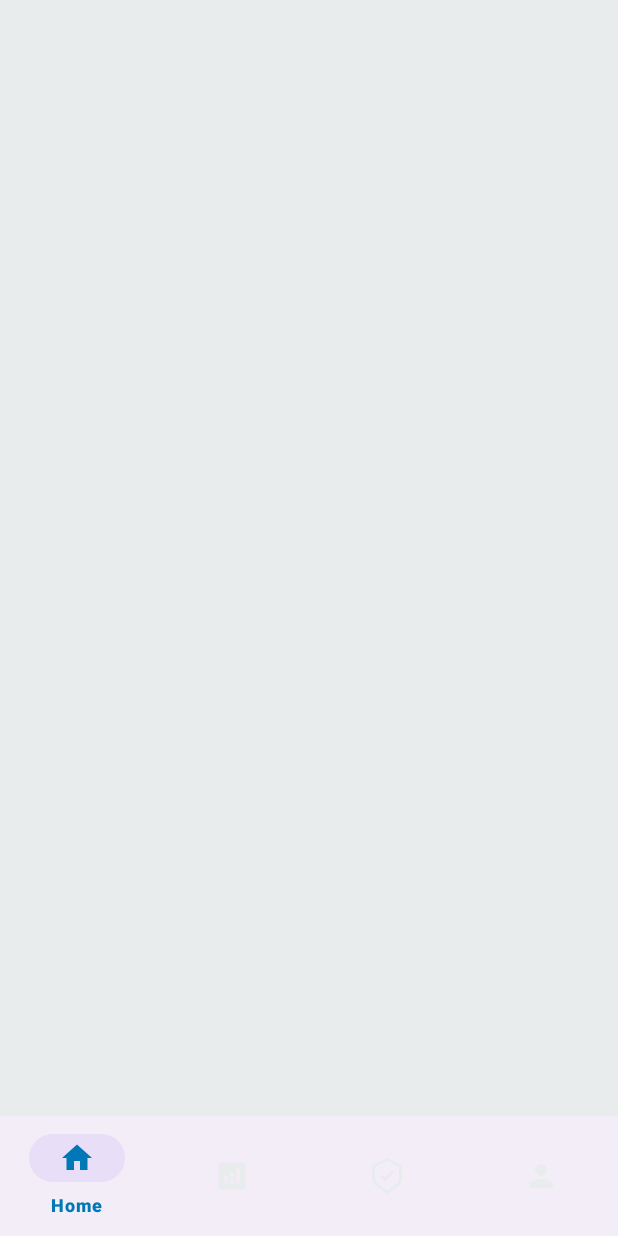
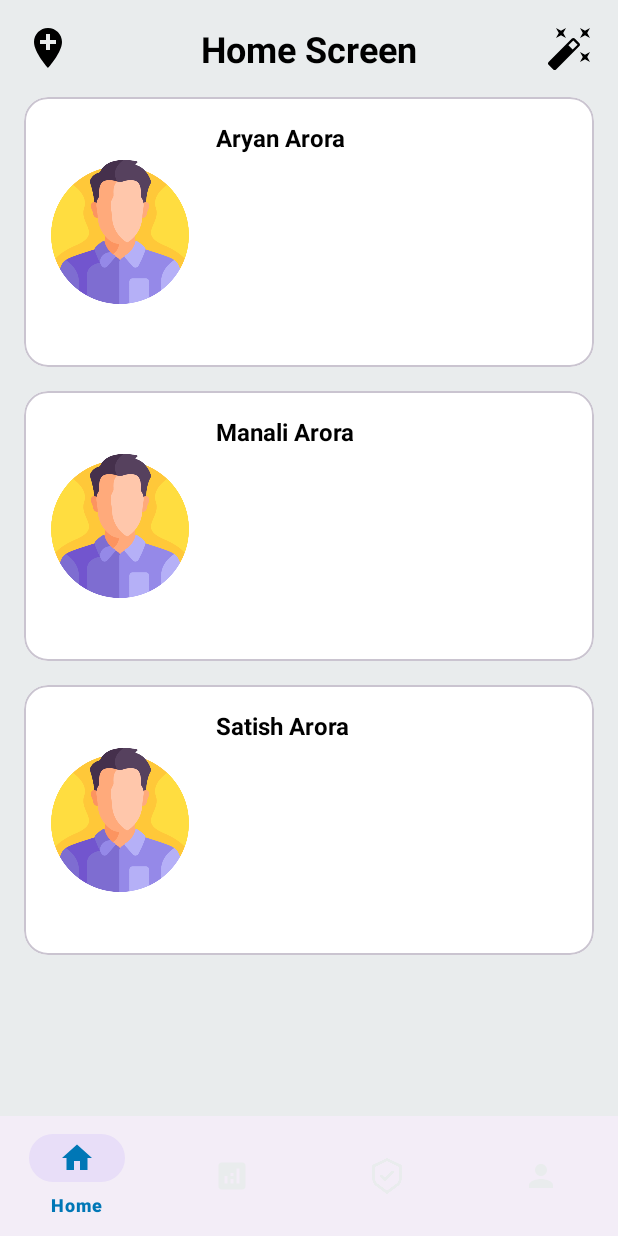
Before and after one commit to AryanArora0033/FamSafe, an Android app: the screen it shows after launch (MainActivity), on a phone screen of 412 x 824 dp. Run offline under Robolectric (Android 15) with nearby library versions, the phone set to English and light mode, and no system bars.

Commit message:
recyclerview

```diff
--- a/app/src/main/java/com/example/famsafe/HomeFragment.kt
+++ b/app/src/main/java/com/example/famsafe/HomeFragment.kt
@@ -5,6 +5,8 @@ import androidx.fragment.app.Fragment
 import android.view.LayoutInflater
 import android.view.View
 import android.view.ViewGroup
+import androidx.recyclerview.widget.LinearLayoutManager
+import androidx.recyclerview.widget.RecyclerView
 
 
 class HomeFragment : Fragment() {
@@ -22,6 +24,20 @@ class HomeFragment : Fragment() {
         return inflater.inflate(R.layout.fragment_home, container, false)
     }
 
+    override fun onViewCreated(view: View, savedInstanceState: Bundle?) {
+        super.onViewCreated(view, savedInstanceState)
+        val listmembers= listOf<MemberModel>(
+            MemberModel("Aryan Arora"),
+            MemberModel("Manali Arora"),
+            MemberModel("Satish Arora"),
+
+        )
+        val adapter=MemberAdapter(listmembers)
+        val recyclerView=requireView().findViewById<RecyclerView>(R.id.recycler_view)
+        recyclerView.layoutManager=LinearLayoutManager(requireContext())
+        recyclerView.adapter=adapter
+    }
+
     companion object {
 
         fun newInstance() = HomeFragment()
--- /dev/null
+++ b/app/src/main/java/com/example/famsafe/MemberAdapter.kt
@@ -0,0 +1,32 @@
+package com.example.famsafe
+
+import android.view.LayoutInflater
+import android.view.View
+import android.view.ViewGroup
+import android.widget.ImageView
+import android.widget.TextView
+import androidx.recyclerview.widget.RecyclerView
+
+class MemberAdapter(private val listmembers: List<MemberModel>) : RecyclerView.Adapter<MemberAdapter.ViewHolder>() {
+    class ViewHolder(val item:View):RecyclerView.ViewHolder(item) {
+                val imageuser=item.findViewById<ImageView>(R.id.img_person)
+                val name=item.findViewById<TextView>(R.id.txt_person)
+
+    }
+
+    override fun onCreateViewHolder(parent: ViewGroup, viewType: Int): MemberAdapter.ViewHolder {
+           val inflater=LayoutInflater.from(parent.context)
+           val item =inflater.inflate(R.layout.item_member,parent,false)
+           return ViewHolder(item)
+
+    }
+
+    override fun onBindViewHolder(holder: MemberAdapter.ViewHolder, position: Int) {
+        val item=listmembers[position]
+        holder.name.text=item.name
+    }
+
+    override fun getItemCount(): Int {
+        return listmembers.size
+    }
+}
--- /dev/null
+++ b/app/src/main/java/com/example/famsafe/MemberModel.kt
@@ -0,0 +1,8 @@
+package com.example.famsafe
+
+import android.widget.ImageView
+
+data class MemberModel(
+
+    val name:String
+)
--- a/app/src/main/res/layout/fragment_home.xml
+++ b/app/src/main/res/layout/fragment_home.xml
@@ -35,5 +35,20 @@
         app:layout_constraintEnd_toEndOf="parent"
         app:layout_constraintTop_toTopOf="parent"
         android:src="@drawable/ic_threedots"/>
+    <androidx.recyclerview.widget.RecyclerView
+        android:id="@+id/recycler_view"
+        tools:listitem="@layout/item_member"
+        android:layout_width="match_parent"
+        android:layout_height="@dimen/dimen_0dp"
+        app:layout_constraintTop_toBottomOf="@id/title_2"
+        app:layout_constraintBottom_toBottomOf="parent"/>
+
+
+
+
+
+
+
+
 
 </androidx.constraintlayout.widget.ConstraintLayout>
--- /dev/null
+++ b/app/src/main/res/layout/item_member.xml
@@ -0,0 +1,39 @@
+<?xml version="1.0" encoding="utf-8"?>
+<androidx.constraintlayout.widget.ConstraintLayout xmlns:android="http://schemas.android.com/apk/res/android"
+    android:layout_width="match_parent"
+    android:layout_height="wrap_content"
+    xmlns:app="http://schemas.android.com/apk/res-auto">
+    <com.google.android.material.card.MaterialCardView
+        android:id="@+id/card"
+        android:layout_width="match_parent"
+        android:layout_height="@dimen/dimen_180dp"
+        app:layout_constraintTop_toTopOf="parent"
+        android:layout_margin="@dimen/dimen_16dp"
+        android:backgroundTint="@color/white "
+        app:cardCornerRadius="@dimen/dimen_16dp"
+        android:elevation="@dimen/dimen_16dp"/>
+    <ImageView
+        android:id="@+id/img_person"
+        android:layout_width="@dimen/dimen_96dp"
+        android:layout_height="@dimen/dimen_96dp"
+        android:src="@drawable/ic_photo"
+        app:layout_constraintTop_toTopOf="@id/card"
+        android:layout_margin="@dimen/dimen_16dp"
+        android:elevation="@dimen/dimen_16dp"
+        app:layout_constraintStart_toStartOf="@id/card"
+        app:layout_constraintBottom_toBottomOf="@id/card"
+        />
+    <TextView
+        android:layout_width="wrap_content"
+        android:layout_height="wrap_content"
+        android:id="@+id/txt_person"
+        android:text="Aryan Arora"
+        android:textSize="@dimen/dimen_16dp"
+        android:textStyle="bold"
+        app:layout_constraintTop_toTopOf="@id/card"
+        app:layout_constraintStart_toEndOf="@id/img_person"
+        android:elevation="@dimen/dimen_16dp"
+        android:textColor="@color/black"
+        android:layout_margin="@dimen/dimen_16dp"/>
+
+</androidx.constraintlayout.widget.ConstraintLayout>
```
Also changed, not shown: app/src/main/java/com/example/famsafe/DasboardFragment.kt (added, +29 -0 lines), app/src/main/java/com/example/famsafe/MainActivity.kt (+7 -0 lines), app/src/main/java/com/example/famsafe/ProfileFragment.kt (added, +30 -0 lines), app/src/main/res/layout/fragment_dasboard.xml (added, +14 -0 lines), app/src/main/res/layout/fragment_profile.xml (added, +14 -0 lines), app/src/main/res/drawable/ic_photo.png (added).
